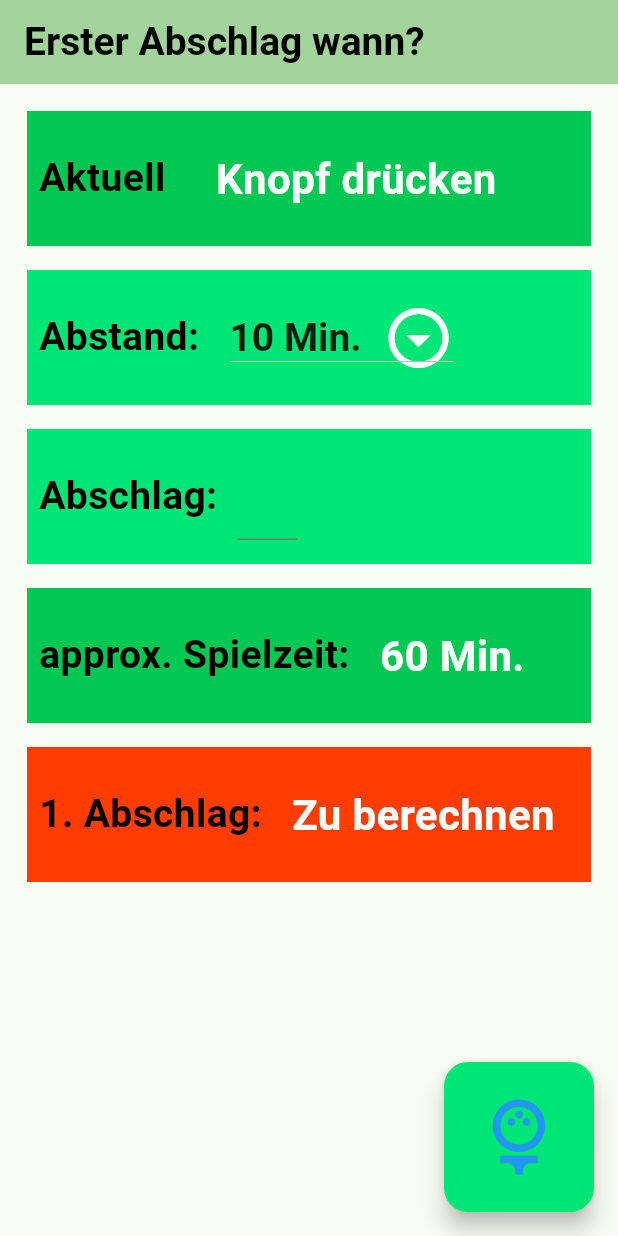
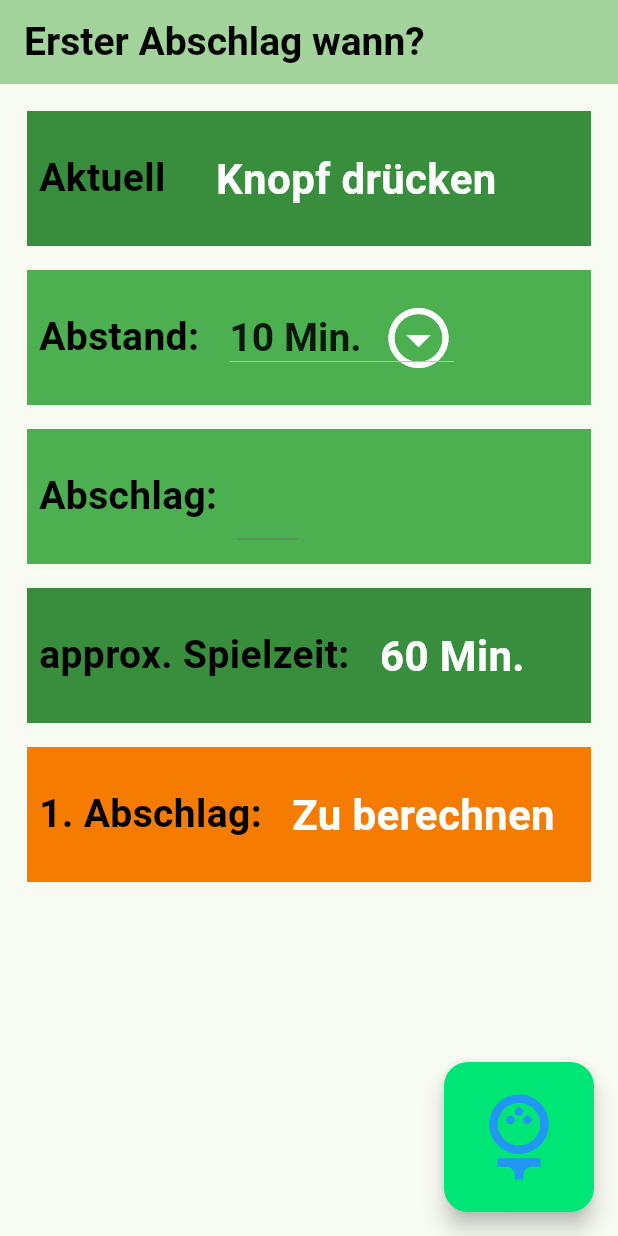
Before and after one commit to chrbuchsteiner61/approx_teeone, a Flutter app: the screen it shows after launch, on a phone screen of 412 x 824 dp. Run offline on Flutter 3.47's test engine with Material 3 defaults, Android fonts, the phone set to English and light mode, and no system bars.

Commit message:
reen shades changed

```diff
--- a/lib/main.dart
+++ b/lib/main.dart
@@ -89,11 +89,14 @@ class _MyHomePageState extends State<MyHomePage> {
     color: Colors.white,
   );
 
+  Color? inputColor = Colors.green[500];
+  Color? timeColor = Colors.green[700];
+
   final myControllerAbstand = TextEditingController();
   final myControllerTee = TextEditingController();
 
-  String selectedValue = ' 5 Min.';
-  String auswahl = '';
+  String selectedValue = '';
+  String auswahl = '10 Min.';
 
   @override
   void dispose() {
@@ -145,10 +148,11 @@ class _MyHomePageState extends State<MyHomePage> {
               normalStyle: normalStyle,
               resultStyle: resultStyle,
               uhrzeit: uhrzeit,
+              aColor: timeColor,
             ),
             selectANumberWidget(
                 normalStyle: normalStyle,
-                aColor: Colors.greenAccent[400],
+                aColor: inputColor,
                 text: 'Abstand:   ',
                 list: startAbstaende,
                 dropdownValue: startAbstaende[2],
@@ -161,19 +165,21 @@ class _MyHomePageState extends State<MyHomePage> {
               resultStyle: resultStyle,
               aFunction: myControllerTee,
               secondText: '',
+              aColor: inputColor,
             ),
             showATimeWidget(
               text: 'approx. Spielzeit:   ',
               normalStyle: normalStyle,
               resultStyle: resultStyle,
               uhrzeit: playedTime.toString() + ' Min.',
+              aColor: timeColor,
             ),
             showResultWidget(
                 text: '1. Abschlag:   ',
                 showApproxTime: showApproxTime,
                 normalStyle: normalStyle,
                 resultStyle: resultStyle,
-                aColor: Colors.deepOrangeAccent[400],
+                aColor: Colors.orange[700],
                 containerHeight: containerHeight)
           ],
         ),
@@ -186,7 +192,7 @@ class _MyHomePageState extends State<MyHomePage> {
           onPressed: _operateTime,
           tooltip: 'Starten',
           backgroundColor: Colors.greenAccent[400],
-          child: const Icon(Icons.sports_golf_sharp, size: 60.0, color: Colors.blue),
+          child: const Icon(Icons.sports_golf_sharp, size: 68.0, color: Colors.blue),
         ),
       ),
       // This trailing comma makes auto-formatting nicer for build methods.
--- a/lib/showATimeWidget.dart
+++ b/lib/showATimeWidget.dart
@@ -7,13 +7,14 @@ class showATimeWidget extends StatelessWidget {
   final TextStyle normalStyle;
   final TextStyle resultStyle;
   final String uhrzeit;
-  final aColor = Colors.greenAccent[700];
+  final aColor;
 
   showATimeWidget({
     required this.text,
     required this.normalStyle,
     required this.resultStyle,
     required this.uhrzeit,
+    required this.aColor,
   });
 
   @override
--- a/lib/simpleInputWidget.dart
+++ b/lib/simpleInputWidget.dart
@@ -8,7 +8,7 @@ class SimpleInputWidget extends StatelessWidget {
   final TextStyle resultStyle;
   final TextEditingController aFunction;
   final String secondText;
-  final Color? aColor = Colors.greenAccent[400];
+  final Color? aColor;
 
   SimpleInputWidget({
     required this.text,
@@ -16,6 +16,7 @@ class SimpleInputWidget extends StatelessWidget {
     required this.resultStyle,
     required this.aFunction,
     required this.secondText,
+    required this.aColor,
   });
 
   @override
```
